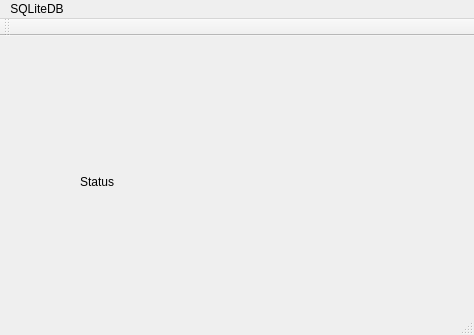
Before: the Qt Designer form login.ui in coderkoala/QSQLite, drawn with Qt 5.
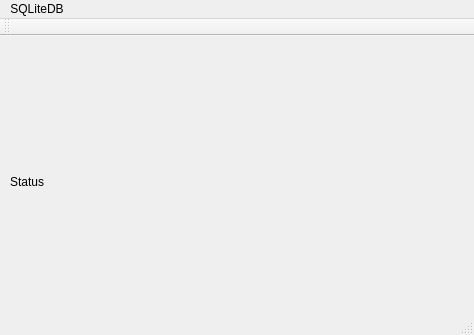
After: the same form once the commit is applied.

Commit message: cleaned up, now indexed columns for full access

The edit to the form file:
```diff
--- a/login.ui
+++ b/login.ui
@@ -17,10 +17,10 @@
    <widget class="QLabel" name="status">
     <property name="geometry">
      <rect>
-      <x>80</x>
-      <y>110</y>
-      <width>51</width>
-      <height>71</height>
+      <x>10</x>
+      <y>0</y>
+      <width>451</width>
+      <height>291</height>
      </rect>
     </property>
     <property name="text">
```
The commit also changes 1 other file.
